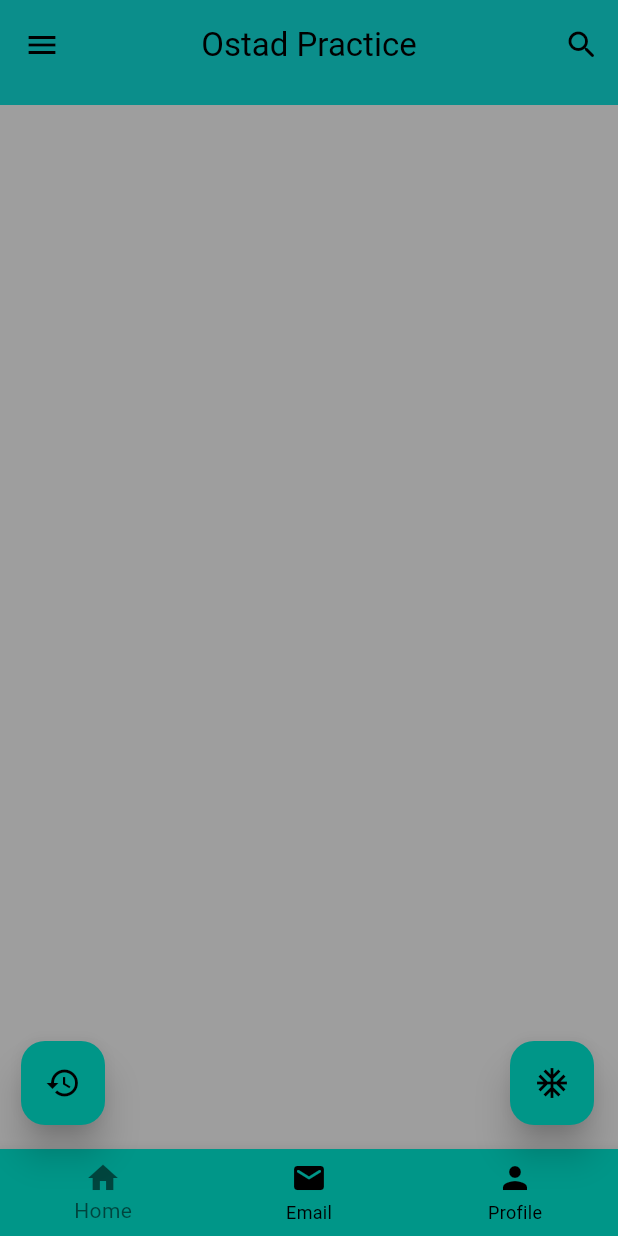
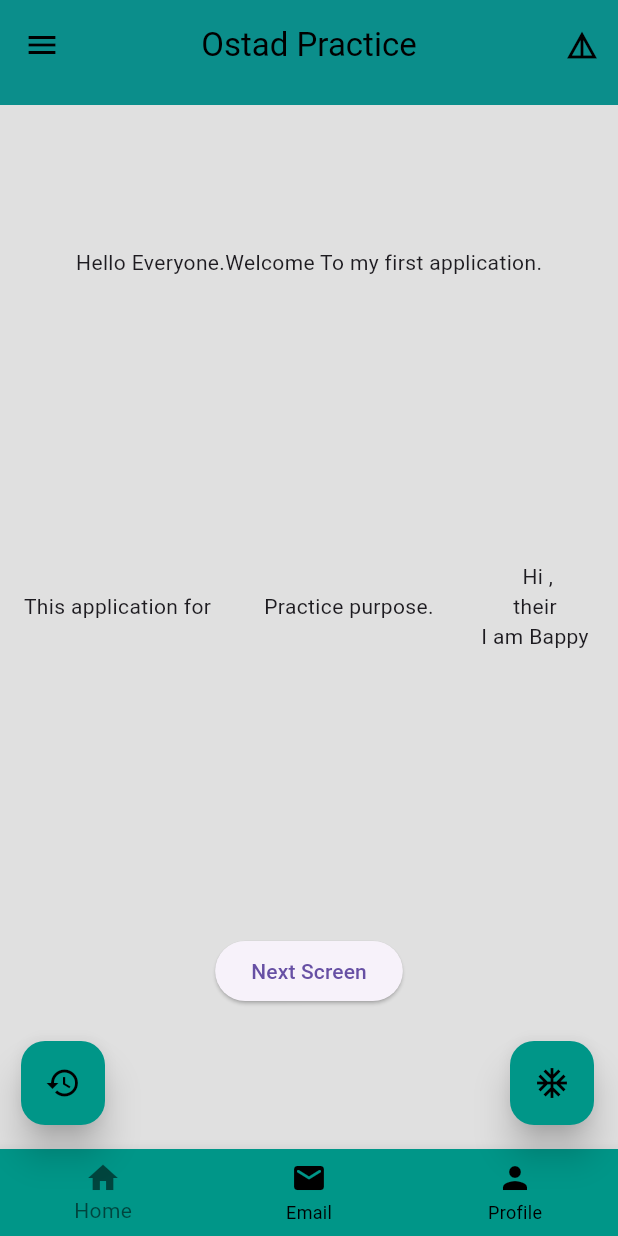
Before and after one commit to mdbappy21/flutter_practice, a Flutter app: the screen it shows after launch, after a tap on the "ac unit" icon, on a phone screen of 412 x 824 dp. Run offline on Flutter 3.47's test engine with Material 3 defaults, Android fonts, the phone set to English and light mode, and no system bars; network calls fail.

Commit message:
Practice

```diff
--- a/lib/Screens/HomeActivity.dart
+++ b/lib/Screens/HomeActivity.dart
@@ -1,7 +1,11 @@
 import 'package:flutter/material.dart';
+import 'package:flutter_practice/Screens/SecondScreen.dart';
 import 'package:flutter_practice/widgets/AppDrawer.dart';
+import 'package:flutter_practice/widgets/newScreenNevigation.dart';
+import 'package:flutter_practice/widgets/snackBar.dart';
 import '../widgets/FAButton.dart';
 import '../widgets/appBar.dart';
+import '../widgets/snackBar.dart';
 import '../widgets/bottomNavigationBar.dart';
 
 class HomeActivity extends StatelessWidget {
@@ -9,33 +13,69 @@ class HomeActivity extends StatelessWidget {
 
   @override
   Widget build(BuildContext context) {
+
     return Scaffold(
-      backgroundColor: Colors.grey,
-      appBar: appBar(),
+        backgroundColor: Colors.grey.shade300,
+        appBar: appBar(title: 'Ostad Practice',),
         floatingActionButton: const FAButton(),
         bottomNavigationBar: bottomNavigationBar(),
         drawer: AppDrawer(),
         endDrawer: AppDrawer(),
-      body: const Center(
-        child:Column(
+        body:  Center(
+          child: Column(
+            mainAxisAlignment: MainAxisAlignment.spaceAround,
+            crossAxisAlignment: CrossAxisAlignment.center,
+            //mainAxisSize: MainAxisSize.min,
             children: [
-
+              const Row(
+                mainAxisAlignment: MainAxisAlignment.center,
+                crossAxisAlignment: CrossAxisAlignment.center,
+                children: [
+                  Text("Hello Everyone."),
+                  Text("Welcome To my first application."),
+                  // Text(
+                  //   "Hello Everyone .\nWelcome to my new Journey.",
+                  //   textAlign: TextAlign.center,
+                  //   maxLines: 2,
+                  //   style: TextStyle(
+                  //       fontSize: 20,
+                  //       fontWeight: FontWeight.w700,
+                  //       overflow: TextOverflow.ellipsis),
+                  // ),
                 ],
               ),
+             const Row(
+                mainAxisAlignment: MainAxisAlignment.spaceAround,
+                crossAxisAlignment: CrossAxisAlignment.center,
+                mainAxisSize: MainAxisSize.max,
+                children: [
+                  Text("This application for "),
+                  Text("Practice purpose."),
+                  Column(
+                    mainAxisAlignment: MainAxisAlignment.center,
+                    crossAxisAlignment: CrossAxisAlignment.center,
+                    mainAxisSize: MainAxisSize.max,
+                    children: [
+                      Text("Hi ,"),
+                      Text("their "),
+                      Text("I am Bappy "),
+                    ],
                   )
-
-      // const Center(
-      //   child: Text(
-      //     "Hello Everyone .\nWelcome to my new Journey.",
-      //     textAlign: TextAlign.center,
-      //     maxLines: 2,
-      //     style: TextStyle(
-      //         fontSize: 20,
-      //         fontWeight: FontWeight.w700,
-      //         overflow: TextOverflow.ellipsis),
-      //   ),
-      // ),
-
-    );
+                ],
+              ),
+              Row(
+                mainAxisAlignment: MainAxisAlignment.center,
+                children: [
+                  ElevatedButton(
+                    onPressed: () {
+                      newScreenNevigation.navigateToNextScreen(context,SecondScreen());
+                    },
+                    child: const Text('Next Screen'),
+                  ),
+                ],
+              ),
+            ],
+          ),
+        ));
   }
 }
--- a/lib/widgets/FAButton.dart
+++ b/lib/widgets/FAButton.dart
@@ -24,7 +24,7 @@ class FAButton extends StatelessWidget {
         FloatingActionButton(
           elevation: 10,
           child: Icon(Icons.ac_unit),
-          onPressed: (){snackBar.mySnackBar("This is Floating Action 2", context);},
+          onPressed: (){snackBar.mySnackBar("This is Floating Action 2", context,backgroundColor: Colors.deepOrange);},
           backgroundColor: Colors.teal,
           foregroundColor: Colors.black,
         ),
--- a/lib/widgets/appBar.dart
+++ b/lib/widgets/appBar.dart
@@ -2,10 +2,13 @@ import 'package:flutter/material.dart';
 import 'snackBar.dart';
 
 class appBar extends StatelessWidget implements PreferredSizeWidget{
+  final String title;
+  appBar({required this.title});
+
   @override
   Widget build(BuildContext context) {
    return AppBar(
-     title: Text("Ostad Practice"),
+     title: Text(title),
      titleSpacing: 0,
      centerTitle: true,
      toolbarHeight: 60,
@@ -16,10 +19,9 @@ class appBar extends StatelessWidget implements PreferredSizeWidget{
      actions: [
        IconButton(
            onPressed: () {
-             snackBar.mySnackBar("Search Successfully done", context,
-                 duration: 500);
+             showAboutDialog(context: context);//about dialog
            },
-           icon: Icon(Icons.search_rounded))
+           icon: const Icon(Icons.details))
      ],
    );
   }
--- a/lib/widgets/snackBar.dart
+++ b/lib/widgets/snackBar.dart
@@ -1,10 +1,11 @@
 import 'package:flutter/material.dart';
 
 class snackBar {
-  static void mySnackBar(String massage,BuildContext context,{int duration=500}) {
+  static void mySnackBar(String massage,BuildContext context,{int duration=500,Color? backgroundColor=Colors.blue}) {
     ScaffoldMessenger.of(context).showSnackBar(SnackBar(
       content: Text(massage),
       duration: Duration(milliseconds: duration), // Change duration here
+      backgroundColor: backgroundColor,
     ));
   }
 }
```
Lines whose indentation alone changed are shown as unchanged.
